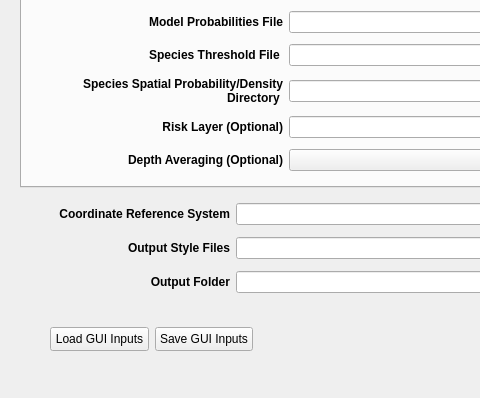
The window that seat/stressor_receptor_calc_dialog_base.ui (sandialabs/seat-qgis-plugin) describes before a commit, drawn with Qt 5; both pictures show x 0 to 480 and y 193 to 591 of the 800 by 591 pixel window.
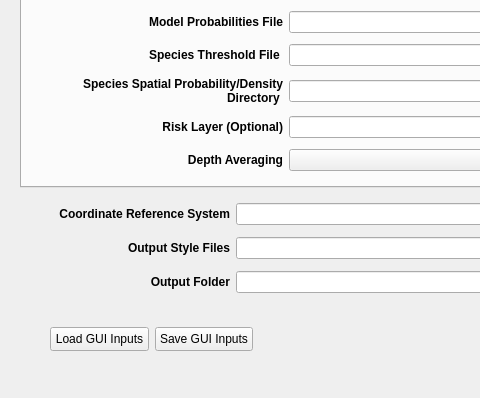
The same window after the commit. The open tabs and pages were chosen to show the change. Icons and pictures are not drawn.

Commit message: updated temporal and depth averaging tooltips and name

The edit to the form file:
```diff
--- a/seat/stressor_receptor_calc_dialog_base.ui
+++ b/seat/stressor_receptor_calc_dialog_base.ui
@@ -878,7 +878,7 @@
          <string>&lt;html&gt;&lt;head/&gt;&lt;body&gt;&lt;p&gt;Select the method of determining the acoustic value to use. &lt;/p&gt;&lt;/body&gt;&lt;/html&gt;</string>
         </property>
         <property name="text">
-         <string>&lt;html&gt;&lt;head/&gt;&lt;body&gt;&lt;p align=&quot;right&quot;&gt;&lt;span style=&quot; font-weight:600;&quot;&gt; Depth Averaging (Optional)&lt;/span&gt;&lt;/p&gt;&lt;/body&gt;&lt;/html&gt;</string>
+         <string>&lt;html&gt;&lt;head/&gt;&lt;body&gt;&lt;p align=&quot;right&quot;&gt;Depth Averaging&lt;/p&gt;&lt;/body&gt;&lt;/html&gt;</string>
         </property>
        </widget>
       </item>
```
Left out of the diff: 19 changed lines with no effect on the pictures. The commit also changes 1 other file.
